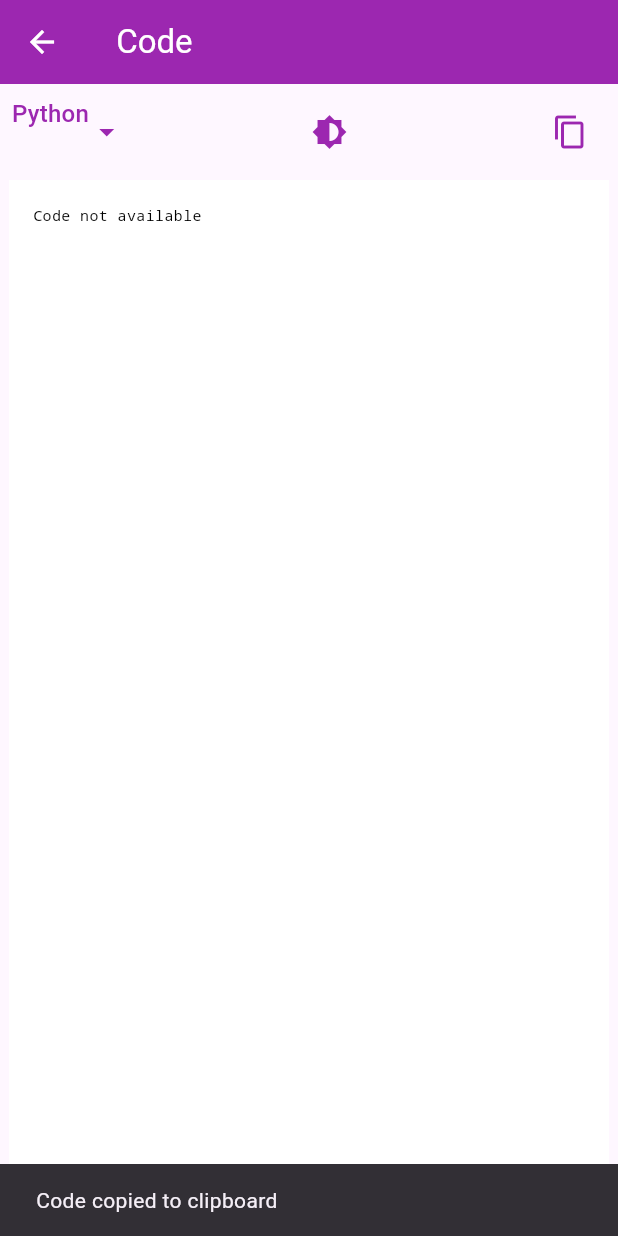
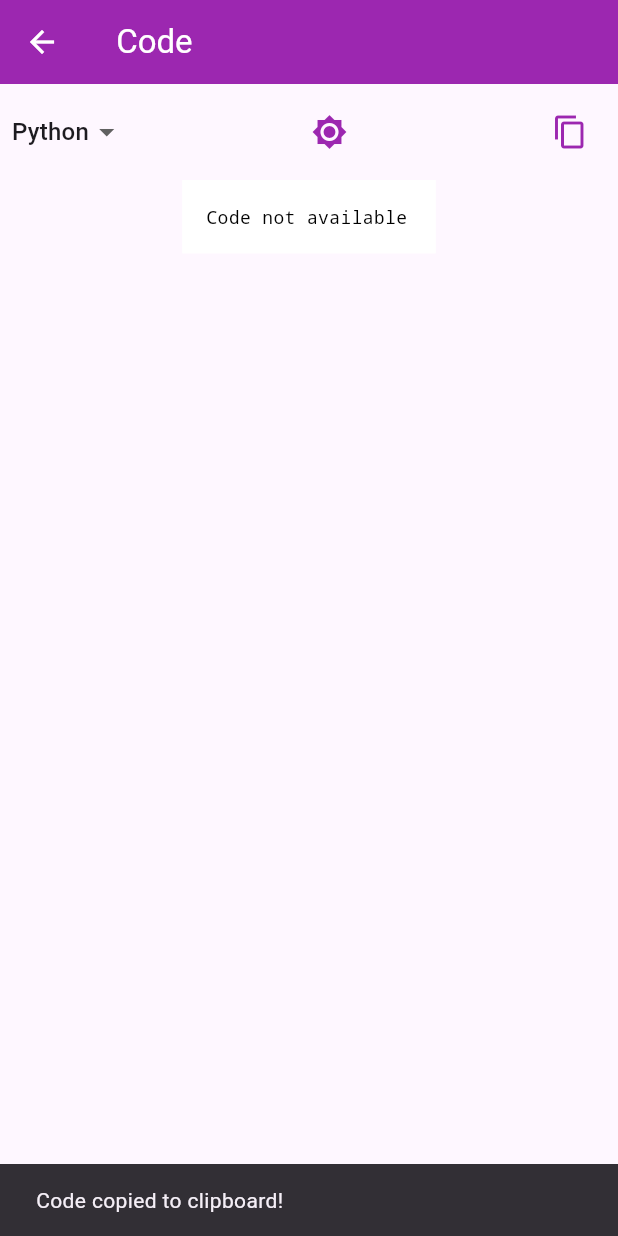
Before and after one commit to TMadhan2004/Algorithm-simulator, a Flutter app: the AlgorithmAnimationPage screen opened directly with empty values, after a tap on the "content copy" icon, on a phone screen of 412 x 824 dp. Run offline on Flutter 3.47's test engine with Material 3 defaults, Android fonts, the phone set to English and light mode, and no system bars; our stand-ins replace syncfusion_flutter_charts, video_player.

Commit message:
Update sorting_codes.dart

```diff
--- a/lib/sorting/sorting_codes.dart
+++ b/lib/sorting/sorting_codes.dart
@@ -1388,113 +1388,65 @@ class _AlgorithmAnimationPageState extends State<AlgorithmAnimationPage> {
           children: [
             // Language Dropdown
             DropdownButtonHideUnderline(
-                  child: InkWell(
-                    splashColor: Colors.transparent, // Remove splash color
-                    highlightColor: Colors.transparent, // Remove highlight color
               child: DropdownButton<String>(
                 value: _selectedLanguage,
-                      dropdownColor: Colors.purple[100], // Set dropdown background color
-                      iconEnabledColor: Colors.purple, // Change icon color to purple
-                      items: ['C', 'C++', 'Java', 'Python'].map((String language) {
-                        return DropdownMenuItem<String>(
+                dropdownColor: Colors.purple[100],
+                items: ['C', 'C++', 'Java', 'Python']
+                    .map((language) => DropdownMenuItem(
                           value: language,
-                          child: Text(
-                            language,
-                            style: TextStyle(color: Colors.purple), // Set text color
-                          ),
-                        );
-                      }).toList(),
-                      onChanged: (String? newLanguage) {
+                          child: Text(language, style: TextStyle(fontSize: 16)),
+                        ))
+                    .toList(),
+                onChanged: (String? newValue) {
                   setState(() {
-                          _selectedLanguage = newLanguage!;
+                    _selectedLanguage = newValue!;
                   });
-                      },
-                      selectedItemBuilder: (BuildContext context) {
-                        return ['C', 'C++', 'Java', 'Python'].map<Widget>((String value) {
-                          return Text(
-                            value,
-                            style: TextStyle(color: Colors.purple), // Set selected text color
-                          );
-                        }).toList();
                 },
               ),
             ),
+            // Centered Dark Mode Icon
+            Padding(
+              padding: const EdgeInsets.symmetric(horizontal: 10.0),
+              child: IconButton(
+                icon: Icon(
+                  _isDarkTheme ? Icons.brightness_3 : Icons.brightness_7,
+                  color: Colors.purple,
                 ),
-                // Theme Toggle Button
-                IconButton(
-                  icon: Icon(Icons.brightness_6, color: Colors.purple), // Set icon color to purple
                 onPressed: () {
                   setState(() {
                     _isDarkTheme = !_isDarkTheme;
                   });
                 },
               ),
+            ),
             // Copy to Clipboard Button
             IconButton(
-                  icon: Icon(Icons.copy, color: Colors.purple), // Set icon color to purple
-                  onPressed: () async {
-                    if (await Clipboard.setData(ClipboardData(text: code)).then((_) => true)) {
+              icon: Icon(Icons.copy, color: Colors.purple),
+              onPressed: () {
+                Clipboard.setData(ClipboardData(text: code));
                 ScaffoldMessenger.of(context).showSnackBar(
-                        SnackBar(content: Text('Code copied to clipboard')),
+                  SnackBar(content: Text('Code copied to clipboard!')),
                 );
-                    } else {
-                      // Web workaround
-                      final controller = TextEditingController(text: code);
-                      await showDialog(
-                        context: context,
-                        builder: (context) => AlertDialog(
-                          title: Text("Copy Code"),
-                          content: TextField(
-                            controller: controller,
-                            readOnly: true,
-                            decoration: InputDecoration(
-                              hintText: "Copy manually if clipboard is restricted.",
-                            ),
-                          ),
-                          actions: [
-                            TextButton(
-                              child: Text("Close"),
-                              onPressed: () => Navigator.of(context).pop(),
-                            ),
-                          ],
-                        ),
-                      );
-                    }
               },
             ),
           ],
         ),
       ),
-          // Code Display Area
+      // Code Display Area with SelectableText for partial copying
       Expanded(
+        child: SingleChildScrollView(
+          child: IntrinsicHeight(
             child: Container(
               padding: const EdgeInsets.all(16.0),
-              color: _isDarkTheme ? Colors.black87 : Colors.white,
-              constraints: BoxConstraints(
-                maxWidth: 400, // Fixed width of the code window
-                maxHeight: 300, // Fixed height of the code window
-              ),
-              child: Scrollbar(
-                thumbVisibility: true, // Always show the scrollbar thumbs
-                child: SingleChildScrollView(
-                  scrollDirection: Axis.vertical, // Vertical scrolling
-                  child: SingleChildScrollView(
-                    scrollDirection: Axis.horizontal, // Horizontal scrolling for long lines
-                    child: ConstrainedBox(
-                      constraints: BoxConstraints(
-                        minWidth: 400, // Match the width of the window
-                        minHeight: 300, // Match the height of the window
-                      ),
+              color: _isDarkTheme ? Colors.black : Colors.white,
               child: SelectableText(
                 code,
                 style: TextStyle(
+                  fontSize: 12,
                   color: _isDarkTheme ? Colors.white : Colors.black,
-                          fontFamily: 'monospace',
-                          fontSize: 10,
+                  fontFamily: 'Courier', // Code-style font
                 ),
                 textAlign: TextAlign.left,
-                      ),
-                    ),
               ),
             ),
           ),
```
Lines whose indentation alone changed are shown as unchanged.
